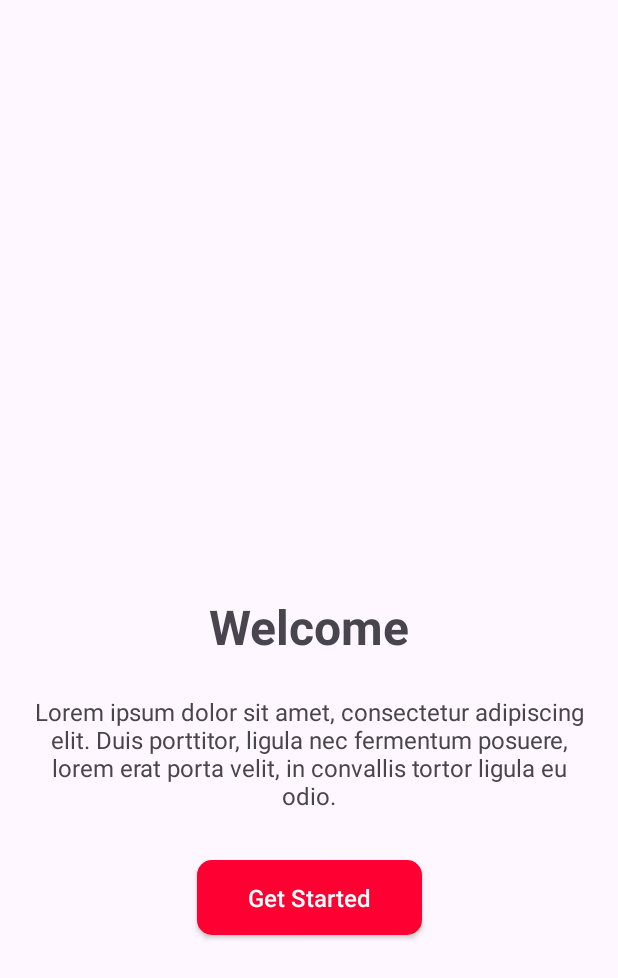
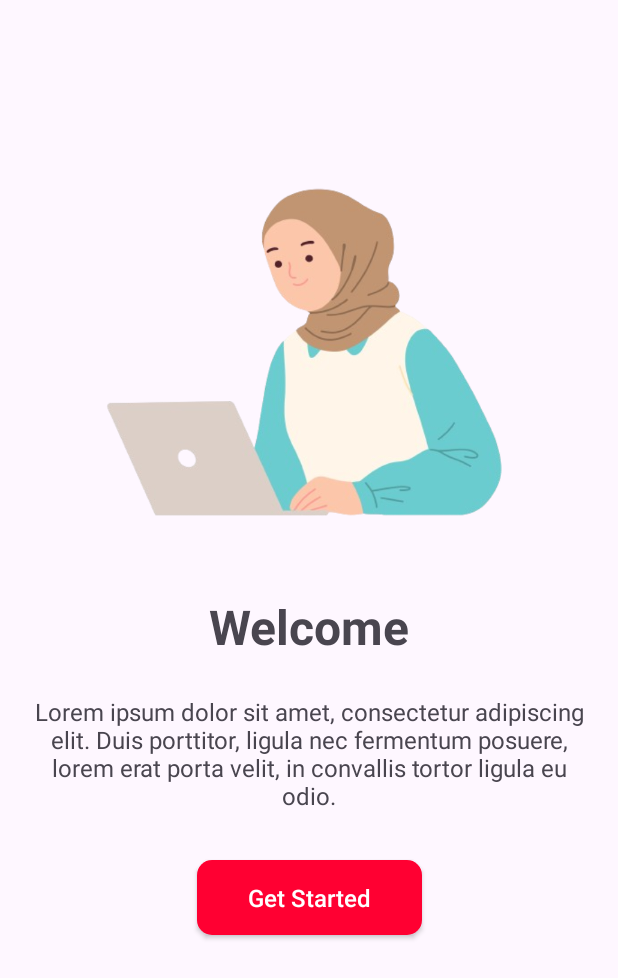
Before and after one commit to iamryanrmdn/ChiliChecker, an Android app: the screen it shows after launch (WelcomeActivity), on a phone screen of 412 x 824 dp. Shown: the top 978 px of the screen. Run offline under Robolectric (Android 15) with nearby library versions, the light colour scheme and no system bars.

Commit message:
menampilkan gambar welcome

```diff
--- a/app/src/main/res/layout/activity_welcome.xml
+++ b/app/src/main/res/layout/activity_welcome.xml
@@ -16,8 +16,9 @@
         app:layout_constraintTop_toBottomOf="@+id/title_welcome"
         app:layout_constraintStart_toStartOf="parent"
         app:layout_constraintEnd_toEndOf="parent"
-        tools:src="@drawable/img_welcome"
+        android:src="@drawable/img_welcome"
         android:contentDescription="@string/content_desc"/>
+
 
     <TextView
         android:id="@+id/title_welcome"
```
